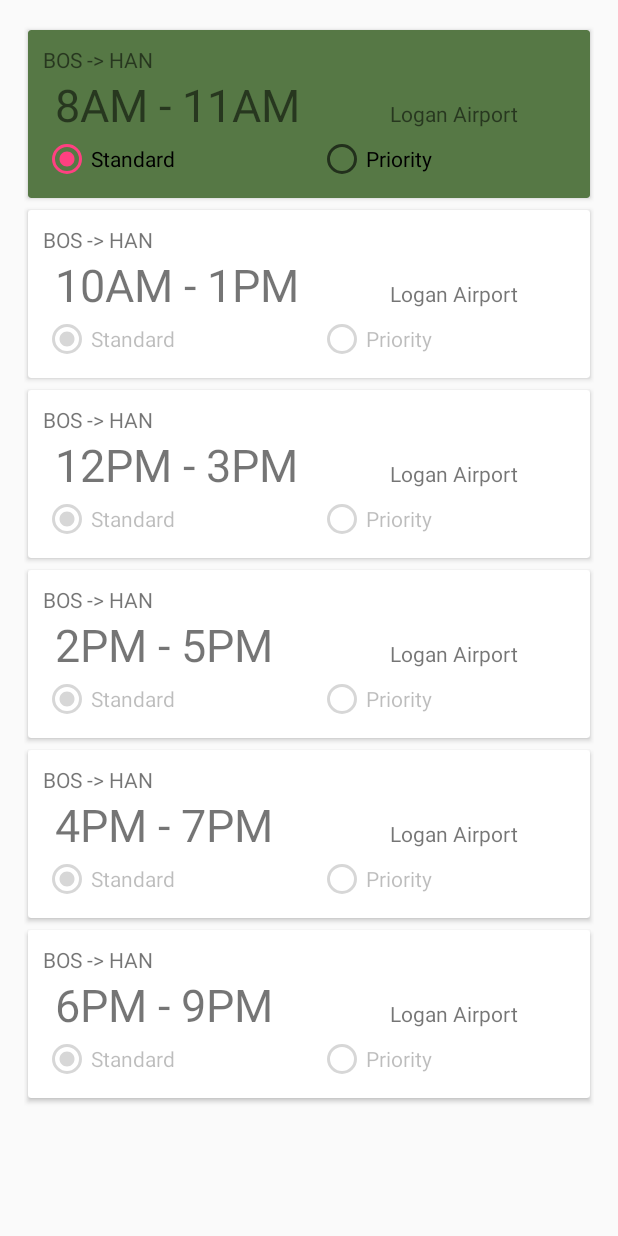
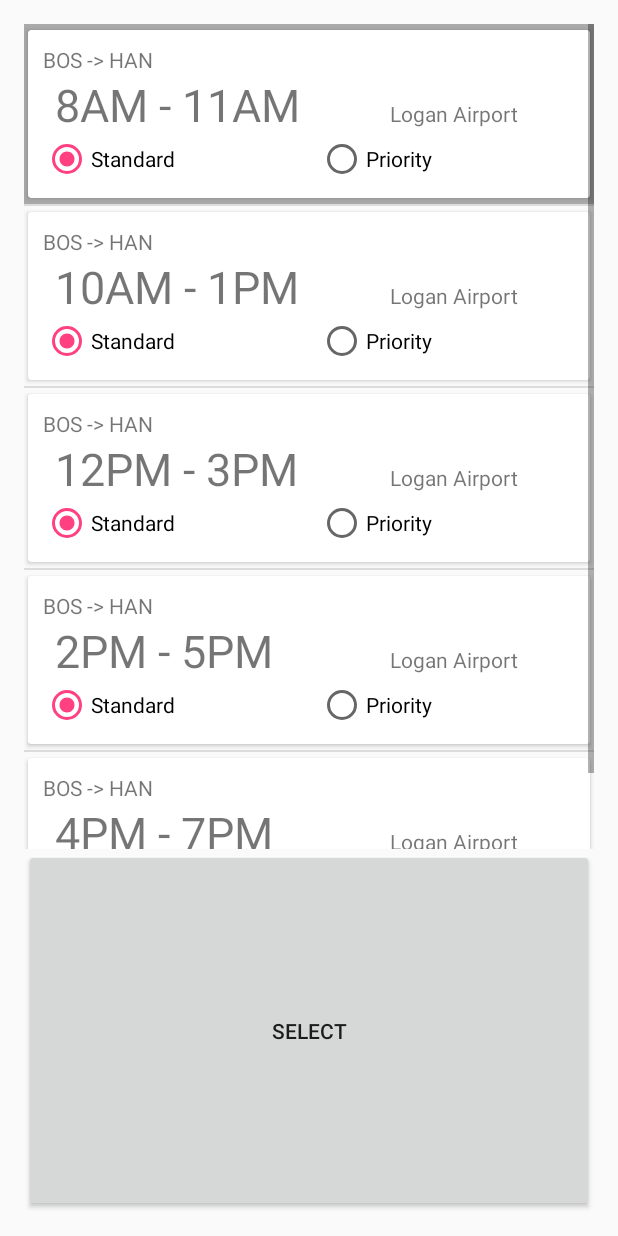
Before and after one commit to seokjunbing/hci, an Android app: the ChooseBus1Activity screen opened directly, with no data from a screen before it, after a tap on "BOS -> HAN", on a phone screen of 412 x 824 dp. Run offline under Robolectric (Android 15) with nearby library versions, the phone set to English and light mode, and no system bars.

```diff
--- /dev/null
+++ b/app/src/main/java/me/junbing/hci/BusAdapter.java
@@ -0,0 +1,87 @@
+package me.junbing.hci;
+
+import android.content.Context;
+import android.support.annotation.LayoutRes;
+import android.support.annotation.NonNull;
+import android.support.annotation.Nullable;
+import android.support.v7.widget.CardView;
+import android.util.Log;
+import android.view.LayoutInflater;
+import android.view.View;
+import android.view.ViewGroup;
+import android.widget.AdapterView;
+import android.widget.ArrayAdapter;
+import android.widget.ImageView;
+import android.widget.RadioButton;
+import android.widget.RadioGroup;
+import android.widget.TextView;
+import android.widget.Toast;
+
+import java.util.ArrayList;
+import java.util.List;
+
+public class BusAdapter extends ArrayAdapter<Bus> {
+    private Context mContext;
+    private List<Bus> BusList = new ArrayList<>();
+
+    public BusAdapter(@NonNull Context context, @LayoutRes ArrayList<Bus> list) {
+        super(context, 0 , list);
+        mContext = context;
+        BusList = list;
+    }
+
+    @NonNull
+    @Override
+    public View getView(final int position, @Nullable View convertView, @NonNull ViewGroup parent) {
+        View listItem = convertView;
+        if(listItem == null)
+            listItem = LayoutInflater.from(mContext).inflate(R.layout.item,parent,false);
+
+
+        TextView time;
+        TextView departure_loc;
+        TextView direction;
+
+        final RadioGroup rg;
+
+        time = (TextView)listItem.findViewById(R.id.time);
+        departure_loc = (TextView)listItem.findViewById(R.id.departure_loc);
+        direction = (TextView)listItem.findViewById(R.id.direction);
+
+        rg = listItem.findViewById(R.id.radioGroup);
+
+        final Bus currentBus = BusList.get(position);
+
+        time.setText(currentBus.time);
+        departure_loc.setText(currentBus.departure_loc);
+        direction.setText(currentBus.direction);
+
+        rg.setOnCheckedChangeListener(new RadioGroup.OnCheckedChangeListener() {
+            @Override
+            public void onCheckedChanged(final RadioGroup group, final int checkedId) {
+                switch (checkedId) {
+                    case R.id.radioButton1:
+                        currentBus.priority=false;
+                        ((RadioButton)group.getChildAt(0)).setChecked(true);
+                        ((RadioButton)group.getChildAt(1)).setChecked(false);
+                        break;
+                    case R.id.radioButton2:
+                        currentBus.priority=true;
+                        ((RadioButton)group.getChildAt(0)).setChecked(false);
+                        ((RadioButton)group.getChildAt(1)).setChecked(true);
+                        break;
+                }
+
+                for(int i=0; i<BusList.size(); i++) {
+                    Log.d("Debug", Boolean.toString(BusList.get(i).priority));
+                }
+
+            }
+        });
+
+
+
+        return listItem;
+    }
+
+}
--- a/app/src/main/java/me/junbing/hci/ChooseBus1Activity.java
+++ b/app/src/main/java/me/junbing/hci/ChooseBus1Activity.java
@@ -1,33 +1,107 @@
 package me.junbing.hci;
 
+import android.database.Cursor;
 import android.os.Bundle;
 import android.support.v7.app.AppCompatActivity;
 import android.support.v7.widget.LinearLayoutManager;
 import android.support.v7.widget.RecyclerView;
+import android.util.Log;
+import android.view.View;
+import android.widget.AdapterView;
+import android.widget.ListView;
+import android.widget.RadioButton;
+import android.widget.RadioGroup;
 import android.widget.Toast;
 
 import java.util.ArrayList;
 import java.util.List;
 
+// referred https://medium.com/mindorks/custom-array-adapters-made-easy-b6c4930560dd
+
 public class ChooseBus1Activity extends AppCompatActivity {
 
-    private List<Bus> buses;
-    private RecyclerView rv;
+//    private List<Bus> buses;
+//    private RecyclerView rv;
+    private ListView listView;
+    private BusAdapter mAdapter;
+    ArrayList<Bus> buses = new ArrayList<>();
+
+    private long selectPos = ListView.NO_ID;
 
     @Override
     protected void onCreate(Bundle savedInstanceState) {
         super.onCreate(savedInstanceState);
 
+//        Recycle View
+//        setContentView(R.layout.activity_choose_bus1);
+//        rv=(RecyclerView)findViewById(R.id.rv);
+//        LinearLayoutManager llm = new LinearLayoutManager(this);
+//        rv.setLayoutManager(llm);
+//        rv.setHasFixedSize(true);
+//        initializeData();
+//        initializeAdapter();
+
         setContentView(R.layout.activity_choose_bus1);
-
-        rv=(RecyclerView)findViewById(R.id.rv);
-
-        LinearLayoutManager llm = new LinearLayoutManager(this);
-        rv.setLayoutManager(llm);
-        rv.setHasFixedSize(true);
-
+        listView = (ListView) findViewById(R.id.rv);
         initializeData();
         initializeAdapter();
+
+//        listView.setOnItemSelectedListener(new AdapterView.OnItemSelectedListener() {
+//            View v;
+//
+//            @Override
+//            public void onItemSelected(AdapterView<?> parent, View view, int position, long id) {
+//                v = view;
+//                v.findViewById(R.id.radioButton1).setClickable(true);
+//                v.findViewById(R.id.radioButton2).setClickable(true);
+//                System.out.println("SET SELECTED");
+//            }
+//
+//            @Override
+//            public void onNothingSelected(AdapterView<?> parent) {
+//                v.findViewById(R.id.radioButton1).setClickable(false);
+//                v.findViewById(R.id.radioButton2).setClickable(false);
+//            }
+//        });
+
+        listView.setOnItemClickListener(new AdapterView.OnItemClickListener() {
+
+            @Override
+            public void onItemClick(AdapterView<?> parent, View view, int position, final long id) {
+//                listView.clearChoices();
+
+//                view.setSelected(true);
+
+                mAdapter.notifyDataSetChanged();
+        listView.invalidateViews();
+        listView.refreshDrawableState();
+
+                view.findViewById(R.id.radioButton1).setClickable(true);
+                view.findViewById(R.id.radioButton2).setClickable(true);
+
+                Toast.makeText(ChooseBus1Activity.this, "pos: " + Long.toString(id), Toast.LENGTH_SHORT).show();
+
+                System.out.println("child count: " + Integer.toString(listView.getChildCount()));
+                for (int i = 0; i < listView.getChildCount(); i++) {
+                    if((int)id != i) {
+                        View v = listView.getChildAt(i);
+                        if(v != null) {
+//                        v.findViewById(R.id.radioButton1).setEnabled(false);
+//                        v.findViewById(R.id.radioButton2).setEnabled(false);
+                            v.findViewById(R.id.radioButton1).setClickable(false);
+                            v.findViewById(R.id.radioButton2).setClickable(false);
+                        }
+                    }
+                }
+
+            }
+        });
+
+
+
+
+
+
     }
 
     private void initializeData(){
@@ -37,12 +111,15 @@ public class ChooseBus1Activity extends AppCompatActivity {
         buses.add(new Bus("12PM - 3PM", "Logan Airport", "BOS -> HAN", Boolean.FALSE, Boolean.FALSE));
         buses.add(new Bus("2PM - 5PM", "Logan Airport", "BOS -> HAN", Boolean.FALSE, Boolean.FALSE));
         buses.add(new Bus("4PM - 7PM", "Logan Airport", "BOS -> HAN", Boolean.FALSE, Boolean.FALSE));
-        buses.add(new Bus("6PM - 9PM", "Logan Airport", "BOS -> HAN", Boolean.FALSE, Boolean.FALSE));
     }
 
     private void initializeAdapter(){
-        RVAdapter adapter = new RVAdapter(buses);
-        rv.setAdapter(adapter);
+//        RVAdapter adapter = new RVAdapter(buses);
+//        rv.setAdapter(adapter);
+
+        mAdapter = new BusAdapter(this, buses);
+        listView.setAdapter(mAdapter);
+
     }
 
     public void MyOnClickListener() {
--- a/app/src/main/res/layout/activity_choose_bus1.xml
+++ b/app/src/main/res/layout/activity_choose_bus1.xml
@@ -2,15 +2,24 @@
 <LinearLayout xmlns:android="http://schemas.android.com/apk/res/android"
     android:layout_width="match_parent" android:layout_height="match_parent"
     android:padding="16dp"
+    android:orientation="vertical"
     >
 
-    <android.support.v7.widget.RecyclerView
-        android:layout_height="match_parent"
+    <ListView
+        android:id="@+id/rv"
         android:layout_width="match_parent"
-        android:id="@+id/rv"
-        >
+        android:layout_height="550dp"
+        android:choiceMode="singleChoice"
+        android:listSelector="@android:color/darker_gray">
 
-    </android.support.v7.widget.RecyclerView>
+    </ListView>
+
+    <Button
+        android:id="@+id/button3"
+        android:layout_width="match_parent"
+        android:layout_height="50dp"
+        android:layout_weight="1"
+        android:text="Select" />
 
 
 </LinearLayout>
--- a/app/src/main/res/layout/item.xml
+++ b/app/src/main/res/layout/item.xml
@@ -7,6 +7,8 @@
     android:clipToPadding="true"
     android:padding="50dp"
     app:cardUseCompatPadding="true"
+    android:focusable="false"
+    android:clickable="false"
 
     >
 
@@ -63,6 +65,7 @@
                 android:clickable="false"
                 android:focusable="false"
                 android:saveEnabled="false"
+                android:enabled="true"
                 android:text="Standard" />
 
             <RadioButton
@@ -73,6 +76,7 @@
                 android:clickable="false"
                 android:focusable="false"
                 android:saveEnabled="false"
+                android:enabled="true"
                 android:text="Priority" />
         </RadioGroup>
 
```
